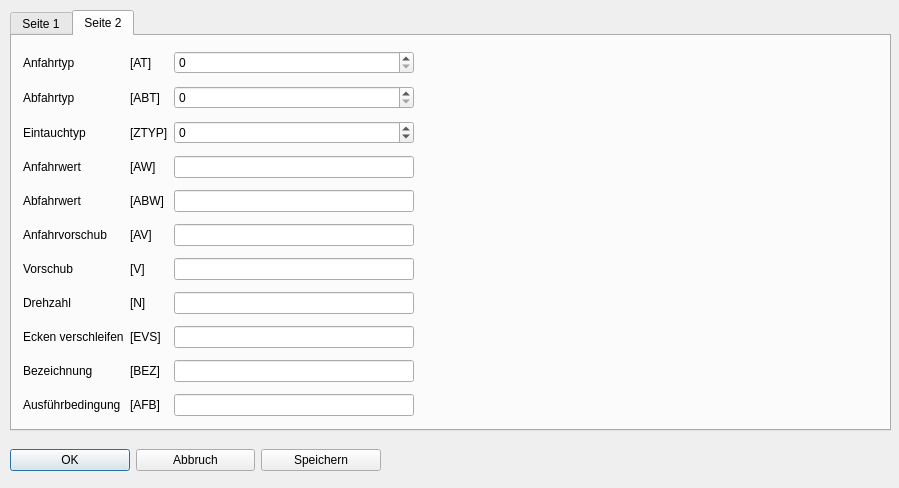
Before: the Qt Designer form Dialoge/dialog_fauf.ui in TischlerWilly/iwop, drawn with Qt 5.
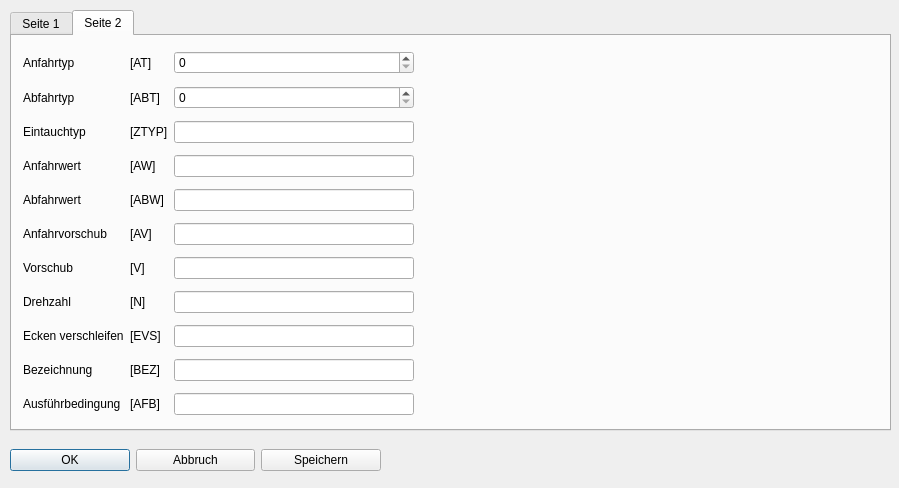
After: the same form once the commit is applied. The open tabs and pages were chosen to show the change.

Commit message: anpassung datenfeld dlg fauf typein

```diff
--- a/Dialoge/dialog_fauf.ui
+++ b/Dialoge/dialog_fauf.ui
@@ -295,16 +295,6 @@
         </property>
        </widget>
       </item>
-      <item row="2" column="2">
-       <widget class="QSpinBox" name="spinBox_eintyp">
-        <property name="minimum">
-         <number>-1</number>
-        </property>
-        <property name="maximum">
-         <number>1</number>
-        </property>
-       </widget>
-      </item>
       <item row="1" column="1">
        <widget class="QLabel" name="label_23">
         <property name="text">
@@ -397,6 +387,9 @@
       <item row="8" column="2">
        <widget class="QLineEdit" name="lineEdit_evers"/>
       </item>
+      <item row="2" column="2">
+       <widget class="QLineEdit" name="lineEdit_eintyp"/>
+      </item>
      </layout>
     </widget>
     <widget class="QLabel" name="label_bild_2">
```
Left out of the diff: 2 changed lines with no effect on the pictures. The commit also changes 1 other file.
